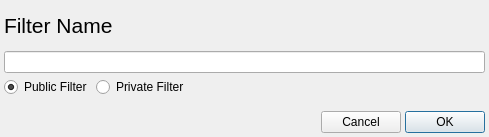
Qt form Source/Applications/DevHelper/UI_Files/AddFilterWidget.ui (BlueQuartzSoftware/DREAM3D) before a commit.
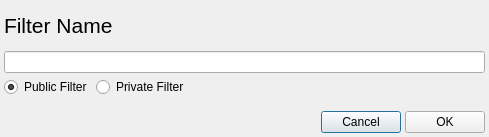
The same form after that commit.

Commit message: Due to high CPU usage on OS X default buttons no longer 'pulse' and the QProgressBar has been removed when there are no active pipelines. This allows the idle CPU usage of DREAM3D to be near 0% as it should be for an idle application.

What changed in the file:
```diff
--- a/Source/Applications/DevHelper/UI_Files/AddFilterWidget.ui
+++ b/Source/Applications/DevHelper/UI_Files/AddFilterWidget.ui
@@ -116,7 +116,7 @@
         <string>OK</string>
        </property>
        <property name="default">
-        <bool>true</bool>
+        <bool>false</bool>
        </property>
       </widget>
      </item>
```
Left out of the diff: 11 changed lines with no effect on the pictures. The commit also changes 7 other files.
